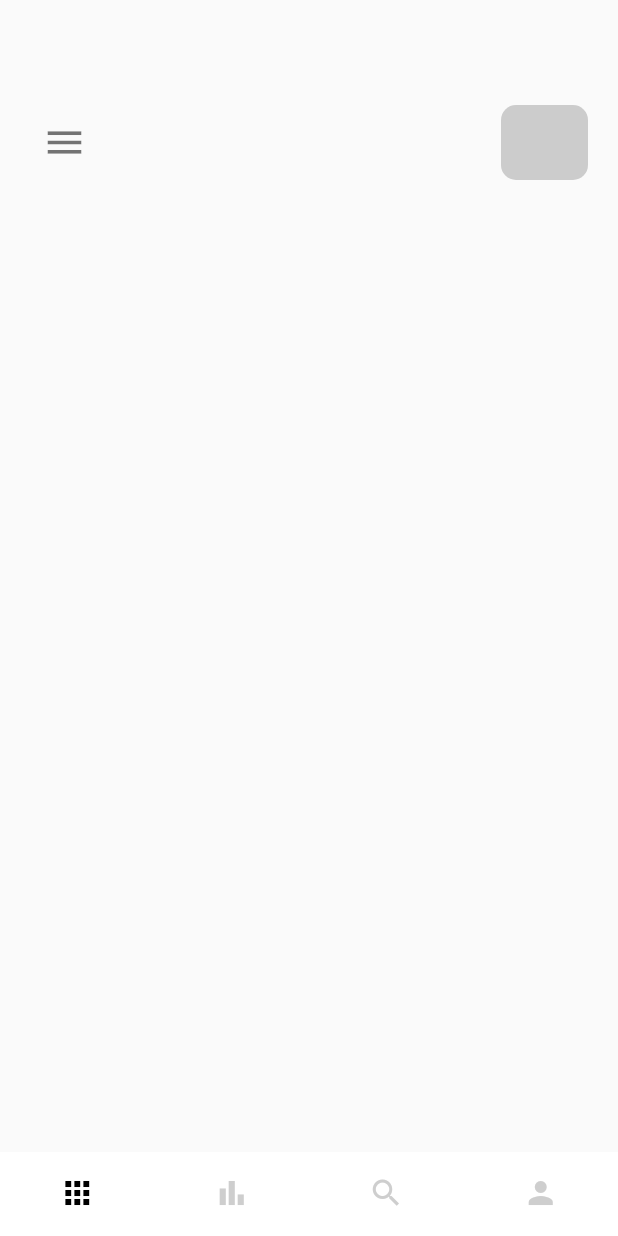
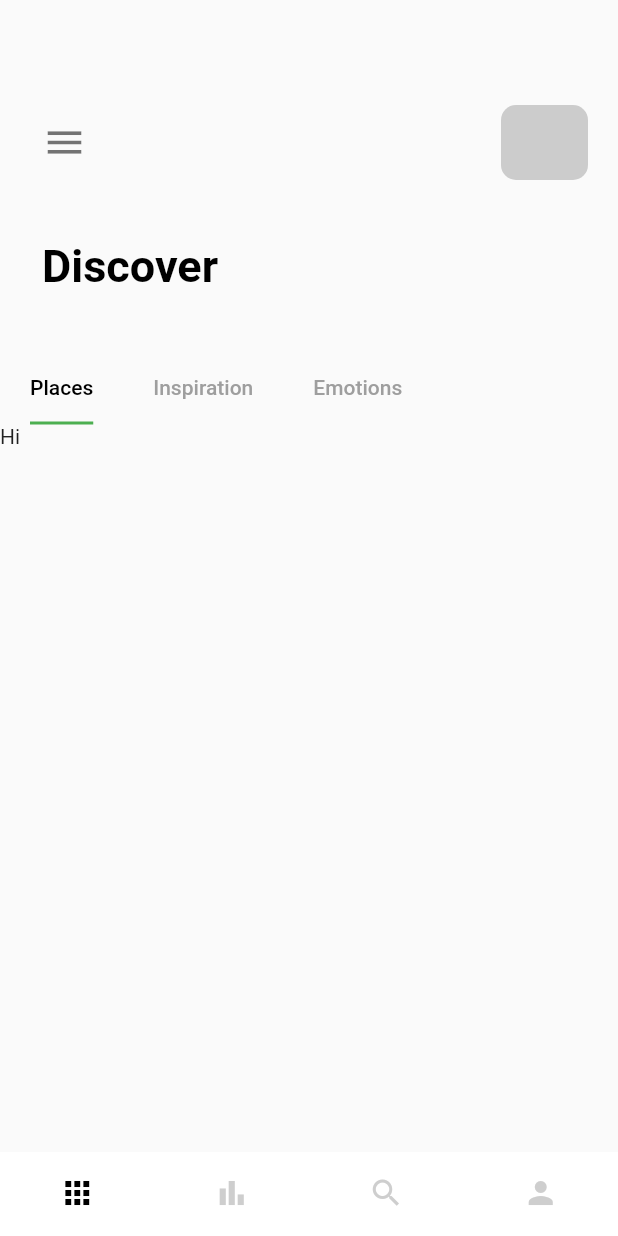
Before and after one commit to mrahman171/travel_app_bd, a Flutter app: the screen it shows after launch, on a phone screen of 412 x 824 dp. Run offline on Flutter 3.47's test engine with Material 2 defaults, Android fonts, the phone set to English and light mode, and no system bars.

Commit message:
add tabbar tabbar vews

```diff
--- a/lib/pages/navepages/home_page.dart
+++ b/lib/pages/navepages/home_page.dart
@@ -1,4 +1,3 @@
-import 'dart:html';
 import 'package:flutter/cupertino.dart';
 import 'package:flutter/material.dart';
 import 'package:flutter/src/foundation/key.dart';
@@ -12,9 +11,10 @@ class HomePage extends StatefulWidget {
   State<HomePage> createState() => _HomePageState();
 }
 
-class _HomePageState extends State<HomePage> {
+class _HomePageState extends State<HomePage> with TickerProviderStateMixin {
   @override
   Widget build(BuildContext context) {
+    TabController _tabController = TabController(length: 3, vsync: this);
     return Scaffold(
       body: Column(
         crossAxisAlignment: CrossAxisAlignment.start,
@@ -39,9 +39,55 @@ class _HomePageState extends State<HomePage> {
           SizedBox(
             height: 40,
           ),
-          // AppLargetext(text: "Discover")
+          Container(
+            margin: EdgeInsets.only(left: 28),
+            child: AppLargetext(text: "Discover"),
+          ),
+          SizedBox(
+            height: 40,
+          ),
+          Container(
+            child: Align(
+              alignment: Alignment.centerLeft,
+              child: TabBar(
+                  labelPadding: EdgeInsets.only(left: 20, right: 20),
+                  controller: _tabController,
+                  labelColor: Colors.black,
+                  unselectedLabelColor: Colors.grey,
+                  isScrollable: true,
+                  indicatorSize: TabBarIndicatorSize.label,
+                  tabs: [
+                    Tab(
+                      text: "Places",
+                    ),
+                    Tab(
+                      text: "Inspiration",
+                    ),
+                    Tab(
+                      text: "Emotions",
+                    ),
+                  ]),
+            ),
+          ),
+          Container(
+            height: 300,
+            width: double.maxFinite,
+            child: TabBarView(controller: _tabController, children: [
+              Text('Hi'),
+              Text('there'),
+              Text('Bye'),
+            ]),
+          )
         ],
       ),
     );
   }
 }
+
+class CircleTabIndicatro extends Decoration {
+  @override
+  BoxPainter createBoxPainter([VoidCallback? onChanged]) {
+    // TODO: implement createBoxPainter
+    throw UnimplementedError();
+  }
+}
--- a/lib/widgets/app_large_text1.dart
+++ b/lib/widgets/app_large_text1.dart
@@ -1,4 +1,3 @@
-import 'dart:html';
 import 'package:flutter/cupertino.dart';
 import 'package:flutter/material.dart';
 import 'package:flutter/src/widgets/framework.dart';
```
